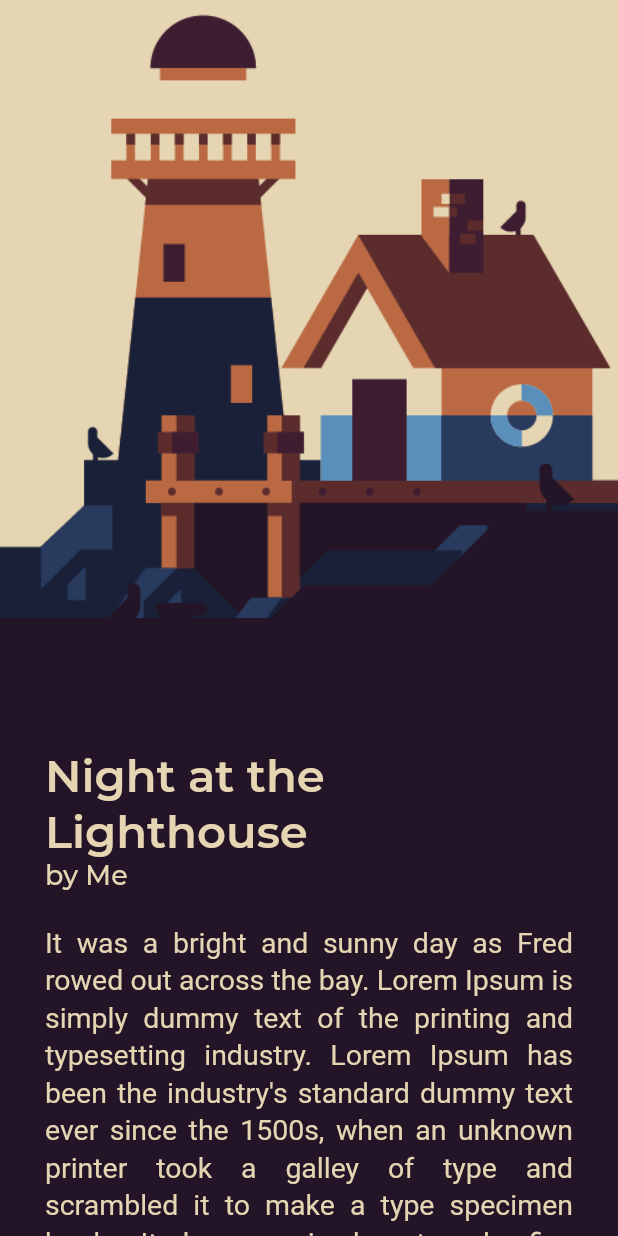
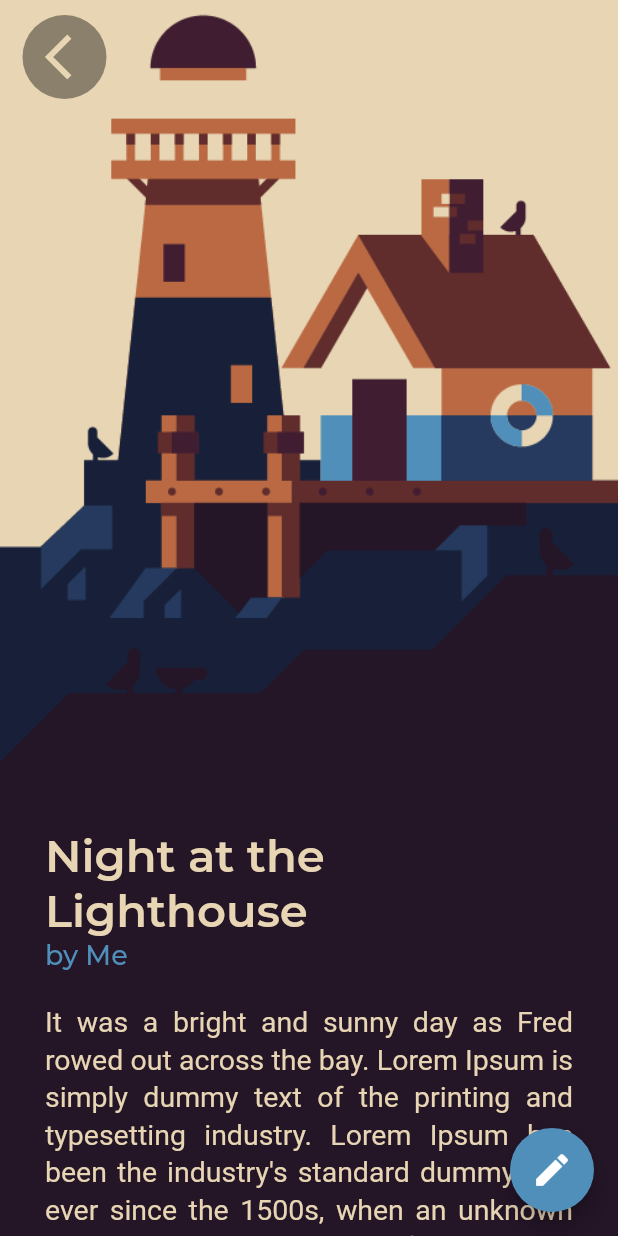
Before and after one commit to jamesnoonan/story_app, a Flutter app: the screen it shows after launch, after a tap on "Night at the Lighthouse", on a phone screen of 412 x 824 dp. Run offline on Flutter 3.47's test engine with Material 2 defaults, Android fonts, the light colour scheme and no system bars; our stand-ins replace google_fonts.

Commit message:
Image and Colour Fixes

```diff
--- a/lib/data/setting-data.dart
+++ b/lib/data/setting-data.dart
@@ -2,9 +2,10 @@ import 'package:flutter/material.dart';
 
 class SettingItem {
   String id;
-  Color color;
+  Color backgroundColor;
+  Color textColor;
 
-  SettingItem(this.id, this.color);
+  SettingItem(this.id, this.backgroundColor, this.textColor);
 
   String getMainImage() {
     return 'assets/story/' + this.id + 'a.png';
@@ -17,8 +18,20 @@ class SettingItem {
 
 class SettingData {
   static final Map<String, SettingItem> settingData = {
-    "lighthouse": SettingItem("lighthouse1", Color.fromRGBO(229, 213, 178, 1)),
-    "park": SettingItem("park1", Color.fromRGBO(29, 51, 45, 1)),
-    "forest": SettingItem("forest1", Color.fromRGBO(62, 29, 49, 1)),
+    "lighthouse": SettingItem(
+      "lighthouse1",
+      Color.fromRGBO(23, 32, 56, 1),
+      Color.fromRGBO(79, 143, 186, 1),
+    ),
+    "park": SettingItem(
+      "park1",
+      Color.fromRGBO(25, 51, 45, 1),
+      Color.fromRGBO(168, 202, 88, 1),
+    ),
+    "forest": SettingItem(
+      "forest1",
+      Color.fromRGBO(65, 29, 49, 1),
+      Color.fromRGBO(207, 87, 60, 1),
+    ),
   };
 }
--- a/lib/main.dart
+++ b/lib/main.dart
@@ -35,13 +35,18 @@ class _MyHomePageState extends State<MyHomePage> {
         child: ListView(
           children: [
             Container(
-              padding: EdgeInsets.only(top: 20.0, left: 10.0, right: 10.0),
+              padding: EdgeInsets.only(
+                top: 25.0,
+                left: 10.0,
+                right: 10.0,
+                bottom: 10.0,
+              ),
               child: Text(
                 'My Stories',
                 textAlign: TextAlign.left,
                 style: GoogleFonts.montserrat(
                   textStyle: TextStyle(
-                    color: Color.fromRGBO(35, 21, 39, 1),
+                    color: Color.fromRGBO(36, 21, 39, 1),
                     fontSize: 34,
                     fontWeight: FontWeight.w600,
                   ),
@@ -58,8 +63,8 @@ class _MyHomePageState extends State<MyHomePage> {
         onPressed: () {},
         tooltip: 'Write a new story',
         child: Icon(
-          Icons.edit,
-          size: 28,
+          Icons.add,
+          size: 34,
         ),
       ),
       floatingActionButtonLocation: FloatingActionButtonLocation.centerDocked,
@@ -67,6 +72,12 @@ class _MyHomePageState extends State<MyHomePage> {
         iconSize: 30,
         unselectedFontSize: 16,
         selectedFontSize: 16,
+        selectedLabelStyle: GoogleFonts.montserrat(
+          textStyle: TextStyle(fontWeight: FontWeight.w500),
+        ),
+        unselectedLabelStyle: GoogleFonts.montserrat(
+          textStyle: TextStyle(fontWeight: FontWeight.w500),
+        ),
         items: [
           BottomNavigationBarItem(
             icon: Icon(Icons.list),
--- a/lib/story-card.dart
+++ b/lib/story-card.dart
@@ -22,20 +22,35 @@ class StoryCard extends StatelessWidget {
       },
       child: Container(
         decoration: BoxDecoration(
-          color: storySetting.color,
+          color: storySetting.backgroundColor,
           borderRadius: BorderRadius.all(Radius.circular(12)),
         ),
         margin: EdgeInsets.symmetric(vertical: 10.0, horizontal: 10.0),
         child: Container(
           decoration: BoxDecoration(
             borderRadius: BorderRadius.all(Radius.circular(12)),
+          ),
+          child: Row(
+            children: [
+              Container(
+                width: 100,
+                height: 100,
+                decoration: BoxDecoration(
+                  borderRadius: BorderRadius.only(
+                    topLeft: Radius.circular(12),
+                    bottomLeft: Radius.circular(12),
+                  ),
                   image: DecorationImage(
                     alignment: Alignment.centerLeft,
                     fit: BoxFit.contain,
                     image: AssetImage(storySetting.getMainImage()),
                   ),
                 ),
-          padding: EdgeInsets.symmetric(vertical: 25.0, horizontal: 15.0),
+              ),
+              Expanded(
+                child: Container(
+                  padding:
+                      EdgeInsets.symmetric(vertical: 25.0, horizontal: 15.0),
                   child: Column(
                     crossAxisAlignment: CrossAxisAlignment.end,
                     children: [
@@ -44,7 +59,7 @@ class StoryCard extends StatelessWidget {
                         overflow: TextOverflow.ellipsis,
                         style: GoogleFonts.montserrat(
                           textStyle: TextStyle(
-                    color: Colors.white,
+                            color: storySetting.textColor,
                             fontSize: 22,
                             fontWeight: FontWeight.w500,
                           ),
@@ -52,7 +67,17 @@ class StoryCard extends StatelessWidget {
                       ),
                       Text(
                         DateFormat('dd/MM').format(story.updated),
-                style: TextStyle(fontSize: 18, color: Colors.white60),
+                        style: GoogleFonts.montserrat(
+                          textStyle: TextStyle(
+                            fontSize: 16,
+                            color: Color.fromRGBO(231, 213, 179, 0.8),
+                            fontWeight: FontWeight.w500,
+                          ),
+                        ),
+                      ),
+                    ],
+                  ),
+                ),
               ),
             ],
           ),
--- a/lib/story-view.dart
+++ b/lib/story-view.dart
@@ -38,7 +38,7 @@ class _StoryViewState extends State<StoryView> {
     SettingItem setting = SettingData.settingData[widget.story.setting];
 
     return Scaffold(
-      backgroundColor: Color.fromRGBO(35, 21, 39, 1),
+      backgroundColor: setting.backgroundColor,
       body: Stack(
         children: [
           Transform(
@@ -49,15 +49,37 @@ class _StoryViewState extends State<StoryView> {
           ListView(
             controller: controller,
             children: [
+              Align(
+                alignment: Alignment.topLeft,
+                child: Container(
+                  padding: EdgeInsets.only(top: 10, left: 15),
+                  child: InkWell(
+                    onTap: () {
+                      Navigator.of(context).pop();
+                    },
+                    child: CircleAvatar(
+                      backgroundColor: Color.fromRGBO(0, 0, 0, 0.4),
+                      radius: 28,
+                      child: Container(
+                        padding: EdgeInsets.only(left: 10),
+                        child: Icon(
+                          Icons.arrow_back_ios,
+                          size: 36,
+                          color: Color.fromRGBO(231, 213, 179, 1),
+                        ),
+                      ),
+                    ),
+                  ),
+                ),
+              ),
               SizedBox.fromSize(
                 size: Size(MediaQuery.of(context).size.width,
-                    MediaQuery.of(context).size.width * (12 / 16)),
+                    MediaQuery.of(context).size.width * (12 / 16) - 70),
               ),
               Image.asset(setting.getParallaxImage()),
               Container(
-                transform: Matrix4.translationValues(0.0, -10.0, 0.0),
                 decoration: BoxDecoration(
-                  color: Color.fromRGBO(35, 21, 39, 1),
+                  color: Color.fromRGBO(36, 21, 39, 1),
                 ),
                 child: SafeArea(
                   child: Padding(
@@ -70,7 +92,7 @@ class _StoryViewState extends State<StoryView> {
                           widget.story.title,
                           style: GoogleFonts.montserrat(
                             textStyle: TextStyle(
-                              color: Color.fromRGBO(229, 213, 178, 1),
+                              color: Color.fromRGBO(231, 213, 179, 1),
                               fontSize: 30,
                               fontWeight: FontWeight.w600,
                             ),
@@ -82,7 +104,7 @@ class _StoryViewState extends State<StoryView> {
                             "by " + widget.story.author,
                             style: GoogleFonts.montserrat(
                               textStyle: TextStyle(
-                                color: Color.fromRGBO(229, 213, 178, 1),
+                                color: setting.textColor,
                                 fontSize: 18,
                                 fontWeight: FontWeight.w500,
                               ),
@@ -94,7 +116,7 @@ class _StoryViewState extends State<StoryView> {
                             widget.story.body,
                             textAlign: TextAlign.justify,
                             style: TextStyle(
-                              color: Color.fromRGBO(229, 213, 178, 1),
+                              color: Color.fromRGBO(231, 213, 179, 1),
                               height: 1.3,
                               fontSize: 19,
                             ),
@@ -109,6 +131,16 @@ class _StoryViewState extends State<StoryView> {
           ),
         ],
       ),
+      floatingActionButton: FloatingActionButton(
+        backgroundColor: setting.textColor,
+        onPressed: () {},
+        tooltip: 'Edit Story',
+        child: Icon(
+          Icons.edit,
+          size: 28,
+        ),
+      ),
+      floatingActionButtonLocation: FloatingActionButtonLocation.endFloat,
     );
   }
 }
```
Also changed, not shown: assets/story/forest1a.png, assets/story/forest1b.png, assets/story/lighthouse1a.png, assets/story/lighthouse1b.png, assets/story/park1a.png, assets/story/park1b.png. Lines whose indentation alone changed are shown as unchanged.
